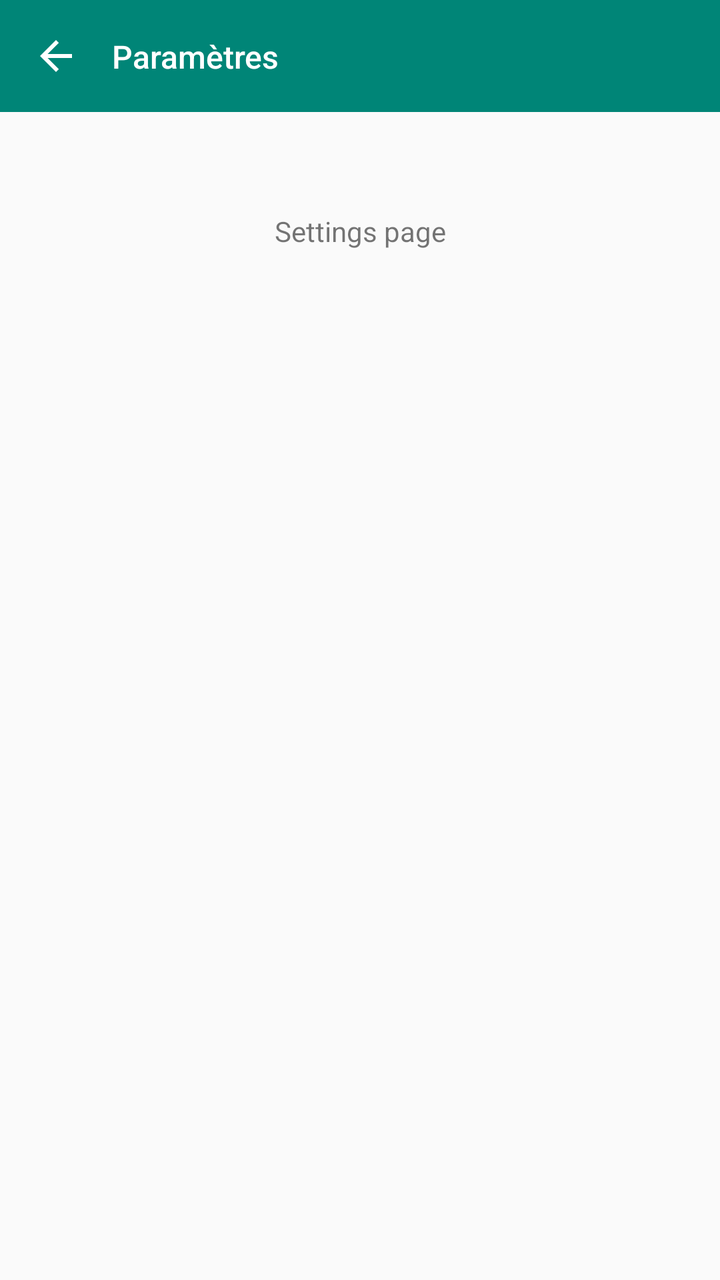
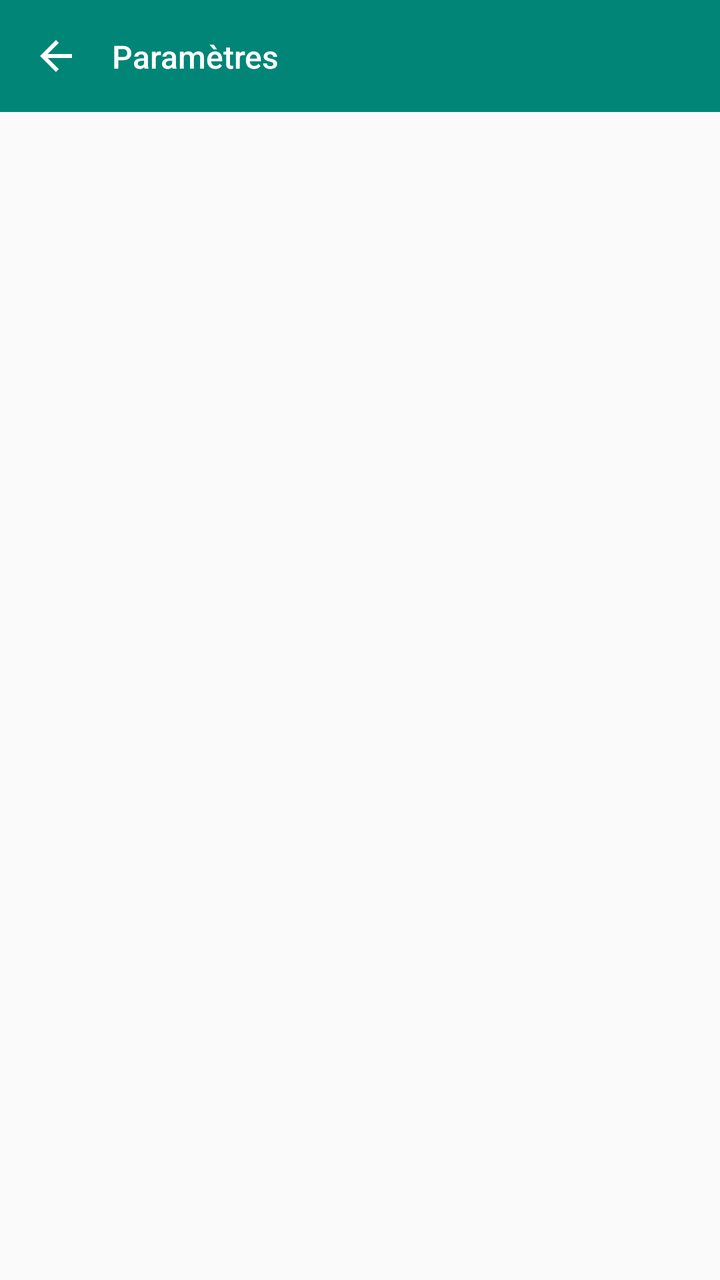

Two renders of the same Android screen: before a commit and after it. Below are the layout's source before the change and the commit's diff.
<!-- AndroidManifest.xml: application theme AppTheme -->
<!-- res/layout/activity_settings.xml -->
<?xml version="1.0" encoding="utf-8"?>
<android.support.constraint.ConstraintLayout xmlns:android="http://schemas.android.com/apk/res/android"
    xmlns:app="http://schemas.android.com/apk/res-auto"
    android:layout_width="match_parent"
    android:layout_height="match_parent"
    android:fitsSystemWindows="true"
    android:orientation="vertical">

    <include
        android:id="@+id/settings"
        layout="@layout/toolbar_settings"></include>

    <TextView
        android:layout_width="wrap_content"
        android:layout_height="wrap_content"
        android:layout_marginTop="50dp"
        android:text="Settings page"
        app:layout_constraintEnd_toEndOf="parent"
        app:layout_constraintStart_toStartOf="parent"
        app:layout_constraintTop_toBottomOf="@+id/settings" />

</android.support.constraint.ConstraintLayout>
<!-- res/layout/toolbar_settings.xml (included above) -->
<android.support.v7.widget.Toolbar xmlns:android="http://schemas.android.com/apk/res/android"
    xmlns:app="http://schemas.android.com/apk/res-auto"
    android:id="@+id/toolbar_information"
    android:layout_width="match_parent"
    android:layout_height="wrap_content"
    android:background="@color/colorPrimary"
    android:minHeight="?android:attr/actionBarSize"
    app:contentInsetEnd="0dp"
    app:contentInsetLeft="0dp"
    app:contentInsetRight="0dp"
    app:contentInsetStart="0dp">

    <android.support.constraint.ConstraintLayout
        android:layout_width="match_parent"
        android:layout_height="match_parent">

        <ImageButton
            android:id="@+id/btn_back_settings"
            style="@style/Widget.AppCompat.ActionButton"
            android:layout_width="?android:attr/actionBarSize"
            android:layout_height="?android:attr/actionBarSize"
            android:contentDescription="@string/AccessibilityIconBack"
            android:src="@drawable/ic_arrow"
            app:layout_constraintBottom_toBottomOf="parent"
            app:layout_constraintLeft_toLeftOf="parent"
            app:layout_constraintStart_toStartOf="parent"
            app:layout_constraintTop_toTopOf="parent" />


        <TextView
            android:id="@+id/toolbar_information_title"
            style="@style/TextAppearance.AppCompat.Widget.ActionBar.Title.Inverse"
            android:layout_width="wrap_content"
            android:layout_height="wrap_content"
            android:ellipsize="end"
            android:maxLines="1"
            android:text="Paramètres"
            android:textColor="@color/colorPrimaryText"
            android:textSize="16sp"
            app:layout_constraintBottom_toBottomOf="parent"
            app:layout_constraintStart_toEndOf="@+id/btn_back_settings"
            app:layout_constraintTop_toTopOf="parent" />


    </android.support.constraint.ConstraintLayout>

</android.support.v7.widget.Toolbar>
<!-- resources referenced by this layout -->
<resources>
  <color name="colorPrimary">#008577</color>
  <color name="colorPrimaryText">#FFFFFF</color>
  <!-- drawable ic_arrow (drawable) -->
  <vector android:autoMirrored="true" android:height="24dp"
      android:tint="#FFFFFF" android:viewportHeight="24.0"
      android:viewportWidth="24.0" android:width="24dp" xmlns:android="http://schemas.android.com/apk/res/android">
      <path android:fillColor="#FF000000" android:pathData="M20,11H7.83l5.59,-5.59L12,4l-8,8 8,8 1.41,-1.41L7.83,13H20v-2z"/>
  </vector>
  <string name="AccessibilityIconBack">Icon retour</string>
  <style name="AppTheme" parent="Theme.AppCompat.DayNight.NoActionBar">
          <item name="colorPrimary">@color/colorPrimary</item>
          <item name="colorPrimaryDark">@color/colorPrimaryDark</item>
          <item name="colorAccent">@color/colorAccent</item>
      </style>
  <color name="colorPrimaryDark">#00574B</color>
  <color name="colorAccent">#D81B60</color>
</resources>

<!-- the commit's change to res/layout/activity_settings.xml (unified diff, before → after) -->
@@ -10,17 +10,16 @@
         android:id="@+id/settings"
         layout="@layout/toolbar_settings"></include>
 
-    <TextView
-        android:layout_width="wrap_content"
+    <FrameLayout
+        android:id="@+id/content_frame"
+        android:layout_width="match_parent"
         android:layout_height="wrap_content"
-        android:layout_marginTop="50dp"
-        android:text="Settings page"
-        app:layout_constraintEnd_toEndOf="parent"
-        app:layout_constraintStart_toStartOf="parent"
-        app:layout_constraintTop_toBottomOf="@+id/settings" />
+
+        app:layout_constraintTop_toBottomOf="@id/settings" />
 
 </android.support.constraint.ConstraintLayout>
 <!-- res/layout/toolbar_settings.xml (included above) -->
+<?xml version="1.0" encoding="utf-8"?>
 <android.support.v7.widget.Toolbar xmlns:android="http://schemas.android.com/apk/res/android"
     xmlns:app="http://schemas.android.com/apk/res-auto"
     android:id="@+id/toolbar_information"
<!-- resource entries referenced after the edit -->
@@ -9,12 +9,12 @@
       <path android:fillColor="#FF000000" android:pathData="M20,11H7.83l5.59,-5.59L12,4l-8,8 8,8 1.41,-1.41L7.83,13H20v-2z"/>
   </vector>
   <string name="AccessibilityIconBack">Icon retour</string>
-  <style name="AppTheme" parent="Theme.AppCompat.DayNight.NoActionBar">
+  <style name="AppTheme" parent="Theme.AppCompat.Light.NoActionBar">
           <item name="colorPrimary">@color/colorPrimary</item>
           <item name="colorPrimaryDark">@color/colorPrimaryDark</item>
           <item name="colorAccent">@color/colorAccent</item>
       </style>
   <color name="colorPrimaryDark">#00574B</color>
-  <color name="colorAccent">#D81B60</color>
+  <color name="colorAccent">#008577</color>
 </resources>
 
